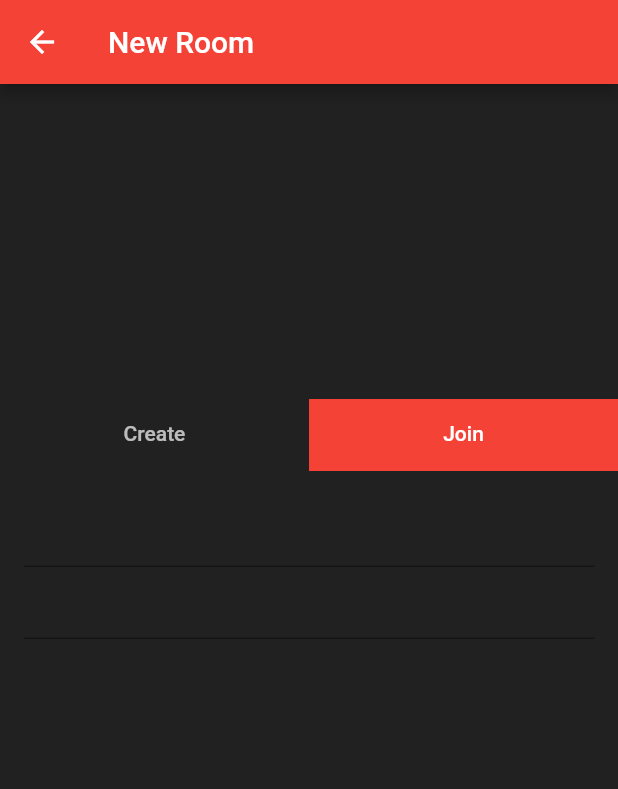
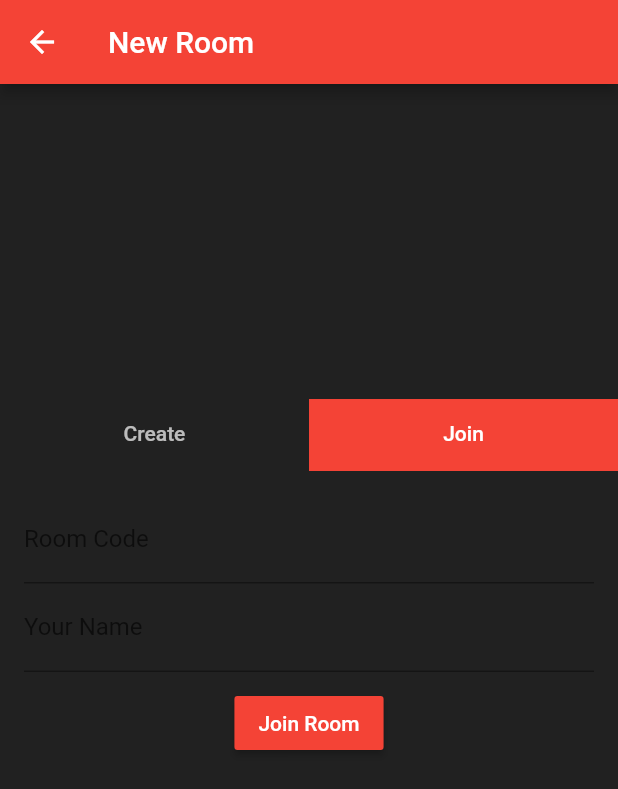
Before and after one commit to tusharsadhwani/guessing-game, a Flutter app: the NewRoomPage screen opened by its route, tab 2 chosen, on a phone screen of 412 x 824 dp. Shown: the top 789 px of the screen. Run offline on Flutter 3.47's test engine with Material 2 defaults, Android fonts, the phone set to English and light mode, and no system bars; our stand-ins replace google_fonts.

Commit message:
added appropriate forms

```diff
--- a/lib/pages/new_room_page/new_room_page.dart
+++ b/lib/pages/new_room_page/new_room_page.dart
@@ -63,10 +63,11 @@ class CreateRoom extends StatelessWidget {
             TextFormField(
               decoration: InputDecoration(labelText: "Your Name"),
             ),
+            SizedBox(height: 10),
             RaisedButton(
               onPressed: () {},
               child: Text('Create Room'),
-            )
+            ),
           ],
         ),
       ),
@@ -82,8 +83,21 @@ class JoinRoom extends StatelessWidget {
       child: Form(
         child: Column(
           children: <Widget>[
-            TextFormField(),
-            TextFormField(),
+            TextFormField(
+              decoration: InputDecoration(
+                labelText: "Room Code",
+              ),
+            ),
+            TextFormField(
+              decoration: InputDecoration(
+                labelText: "Your Name",
+              ),
+            ),
+            SizedBox(height: 10),
+            RaisedButton(
+              onPressed: () {},
+              child: Text('Join Room'),
+            )
           ],
         ),
       ),
```
